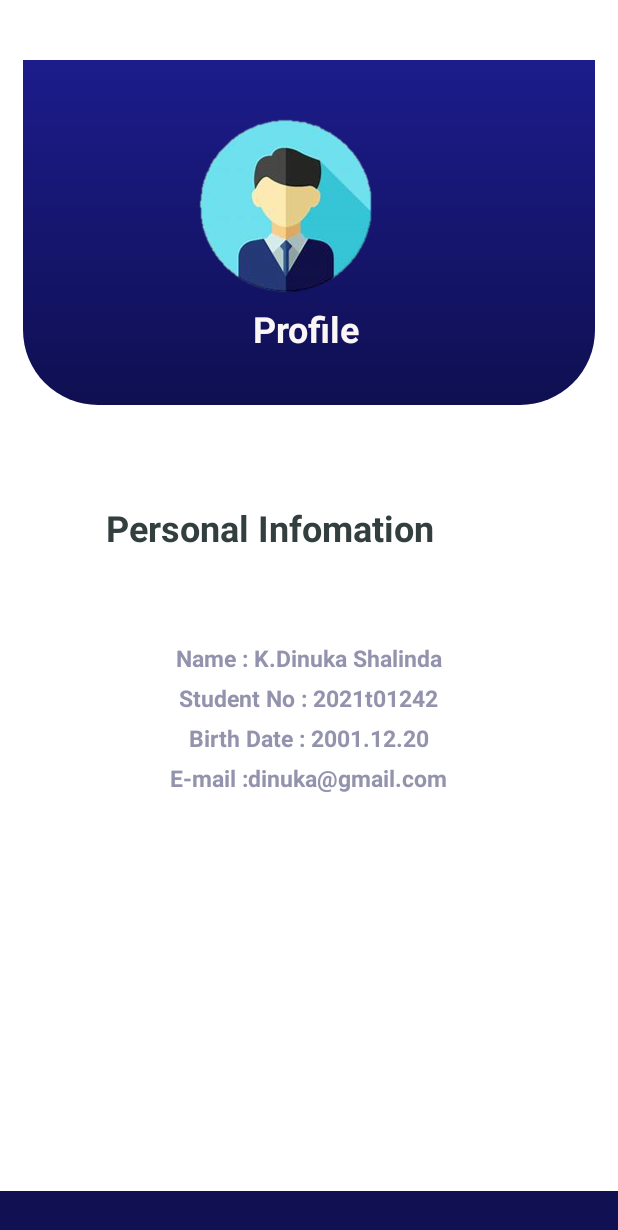
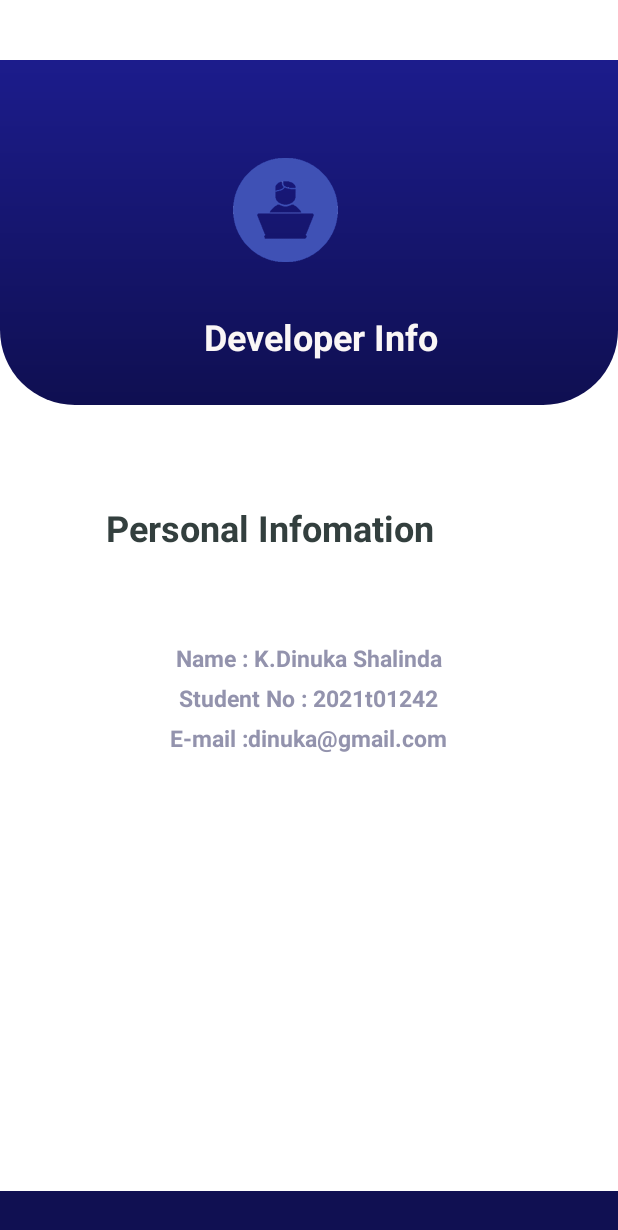
Before and after one commit to Dinuka1220/D-Tasker-01, an Android app: the DevInfo screen opened directly, with no data from a screen before it, on a phone screen of 412 x 824 dp. Shown: the top 1230 px of the screen. Run offline under Robolectric (Android 15) with nearby library versions, the phone set to English and light mode, and no system bars.

Commit message:
dev info , user info,edit info create and update

```diff
--- a/app/src/main/AndroidManifest.xml
+++ b/app/src/main/AndroidManifest.xml
@@ -7,7 +7,7 @@
         android:dataExtractionRules="@xml/data_extraction_rules"
         android:fullBackupContent="@xml/backup_rules"
         android:icon="@mipmap/ic_launcher_new"
-        android:label="@string/app_name"
+        android:label="D Tasker"
         android:roundIcon="@mipmap/ic_launcher_new_round"
         android:supportsRtl="true"
         android:theme="@style/Theme.ToDoApp"
--- a/app/src/main/res/drawable/dialog_background.xml
+++ b/app/src/main/res/drawable/dialog_background.xml
@@ -1,3 +1,3 @@
 <shape xmlns:android="http://schemas.android.com/apk/res/android">
-    <solid android:color="#333F3E"/> <!-- Replace with your desired color --><!-- Optional: Add rounded corners --><!-- Optional: Add padding -->
+    <solid android:color="#8a8abc"/> <!-- Replace with your desired color --><!-- Optional: Add rounded corners --><!-- Optional: Add padding -->
 </shape>
--- a/app/src/main/res/layout/activity_dev_info.xml
+++ b/app/src/main/res/layout/activity_dev_info.xml
@@ -15,7 +15,7 @@
         android:background="#ffffff"
         android:gravity="center"
         android:orientation="vertical"
-        android:padding="15dp"
+
         app:layout_constraintBottom_toBottomOf="parent"
         app:layout_constraintEnd_toEndOf="parent"
         app:layout_constraintHorizontal_bias="0.0"
@@ -31,14 +31,14 @@
 
             <ImageView
                 android:id="@+id/imageView5"
-                android:layout_width="200dp"
-                android:layout_height="171dp"
-                android:layout_marginLeft="25dp"
+                android:layout_width="150dp"
+                android:layout_height="150dp"
+                android:layout_marginLeft="65dp"
                 android:layout_marginBottom="300dp"
                 android:paddingStart="80dp"
-                android:paddingTop="3dp"
-                app:srcCompat="@drawable/dev"
-                tools:srcCompat="@drawable/dev" />
+                android:paddingTop="30dp"
+                app:srcCompat="@drawable/devinfo"
+                tools:srcCompat="@drawable/devinfo" />
 
 
         </LinearLayout>
@@ -83,16 +83,7 @@
                 android:textColor="#9393ad"
                 android:textSize="15dp"
                 android:textStyle="bold" />
-            <TextView
-                android:id="@+id/textView8"
-                android:layout_width="wrap_content"
-                android:layout_height="wrap_content"
-                android:layout_gravity="center"
-                android:layout_marginTop="5dp"
-                android:text="Birth Date : 2001.12.20"
-                android:textColor="#9393ad"
-                android:textSize="15dp"
-                android:textStyle="bold" />
+
             <TextView
                 android:id="@+id/textView9"
                 android:layout_width="wrap_content"
@@ -112,12 +103,13 @@
 
     <TextView
         android:id="@+id/textView3"
-        android:layout_width="105dp"
+        android:layout_width="220dp"
         android:layout_height="43dp"
         android:fontFamily="sans-serif"
-        android:text="Profile"
+        android:text="Developer Info"
         android:textColor="#FAF6F6"
         android:textSize="24sp"
+        android:gravity="center"
         android:textStyle="bold"
         android:paddingLeft="15dp"
         android:typeface="sans"
--- a/app/src/main/res/layout/activity_login_screen.xml
+++ b/app/src/main/res/layout/activity_login_screen.xml
@@ -40,7 +40,7 @@
             android:layout_marginBottom="10dp"
             android:background="@drawable/rounded_rectangle"
             android:ems="10"
-            android:hint="@string/username"
+            android:hint="Email"
             android:inputType="text"
             android:padding="10dp"
             android:textColor="#333F3E"
--- a/app/src/main/res/layout/additemdialog.xml
+++ b/app/src/main/res/layout/additemdialog.xml
@@ -2,7 +2,7 @@
 <LinearLayout xmlns:android="http://schemas.android.com/apk/res/android"
     android:layout_width="match_parent"
     android:layout_height="wrap_content"
-    android:background="#333F3E"
+    android:background="#8a8abc"
     android:orientation="vertical"
     android:padding="20dp">
 
--- a/app/src/main/res/layout/update_info.xml
+++ b/app/src/main/res/layout/update_info.xml
@@ -2,7 +2,7 @@
 <LinearLayout xmlns:android="http://schemas.android.com/apk/res/android"
     android:layout_width="match_parent"
     android:layout_height="wrap_content"
-    android:background="#333F3E"
+    android:background="#8a8abc"
     android:orientation="vertical"
     android:padding="20dp">
 
```
Also changed, not shown: app/src/main/res/layout/activity_main.xml (+9 -16 lines), app/src/main/res/layout/activity_user_info.xml (+38 -16 lines), app/src/main/res/drawable/devinfo.png, app/src/main/res/drawable/img.png (deleted), app/src/main/res/drawable/user.png (deleted), app/src/main/res/drawable/userinfo.png (renamed from app/src/main/res/drawable/dev.png).
